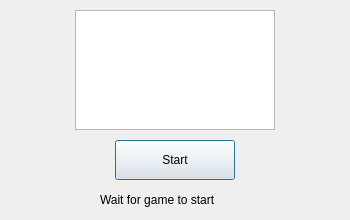
Qt form FingerCoaster/lobby.ui (PavleVl/FingerCoaster) before a commit.
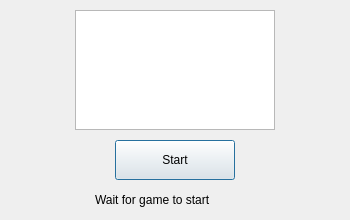
The same form after that commit.

```diff
--- a/FingerCoaster/lobby.ui
+++ b/FingerCoaster/lobby.ui
@@ -618,9 +618,9 @@
   <widget class="QLabel" name="label">
    <property name="geometry">
     <rect>
-     <x>100</x>
+     <x>95</x>
      <y>190</y>
-     <width>150</width>
+     <width>160</width>
      <height>20</height>
     </rect>
    </property>
```
